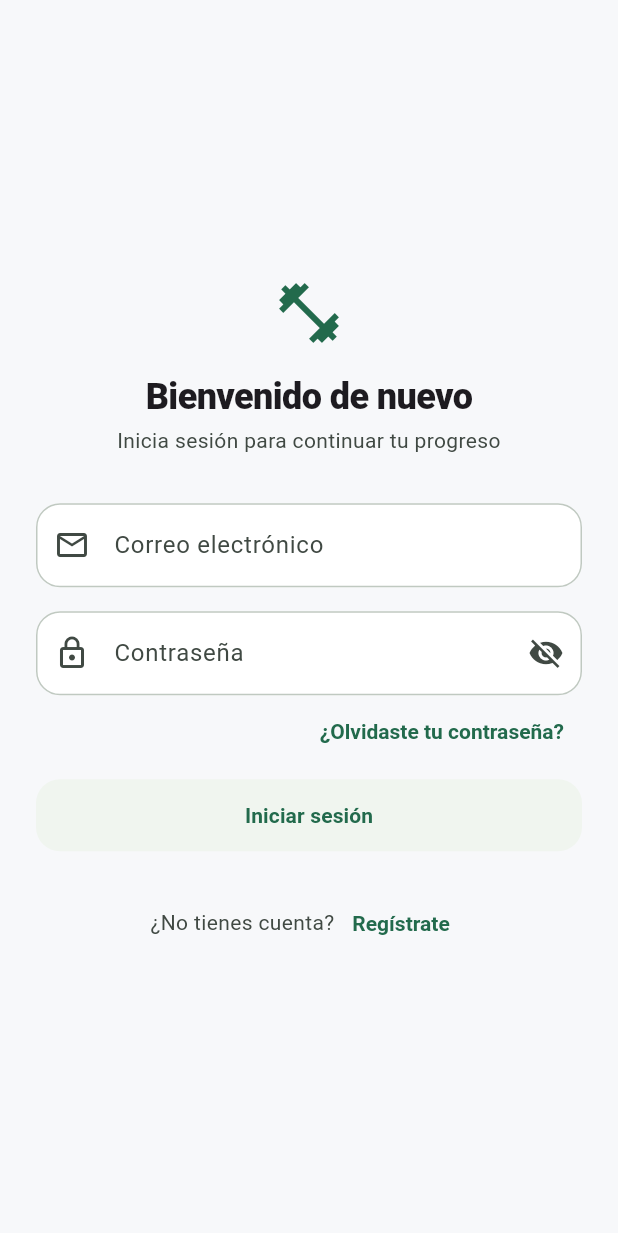
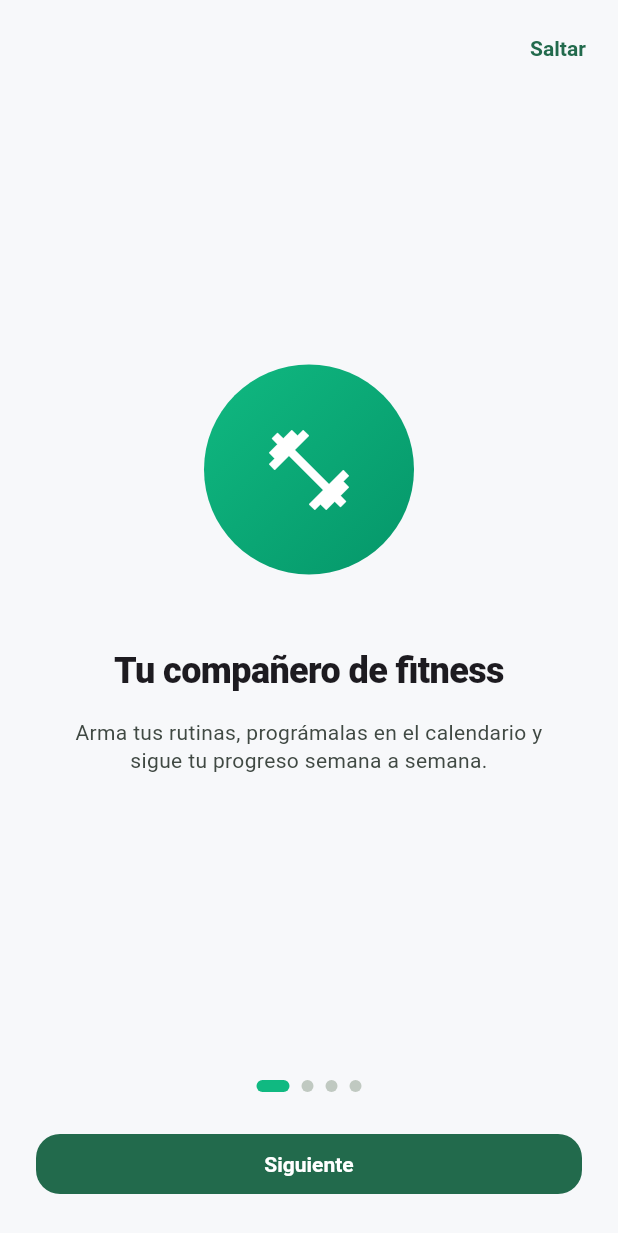
Before and after one commit to tomasvargas-afk/aplicacion, a Flutter app: the screen it shows after launch, on a phone screen of 412 x 824 dp. Shown: the top 1233 px of the screen. Run offline on Flutter 3.47's test engine with Material 3 defaults, Android fonts, the phone set to English and light mode, and no system bars; our stand-ins replace fl_chart, flutter_dotenv, flutter_local_notifications, flutter_riverpod, flutter_secure_storage, flutter_timezone and 13 more; missing offline and left inert: mobile_scanner; accounts and stored records are empty; generated files the repository leaves out were written again.

Commit message:
Agregar onboarding de primer uso
4 pantallas (entrenamiento, nutricion/IA, tracking diario, empecemos)
mostradas antes del login solo la primera vez que se abre la app,
persistido en SharedPreferences. El router redirige ahi automaticamente
mientras no se haya visto y no haya sesion activa.

Tambien agrega el bucket publico "legal" en Supabase (terminamos
usando GitHub Pages para la politica de privacidad en su lugar, ya
que Supabase Storage fuerza text/plain en archivos .html por
seguridad -- el bucket queda de todas formas por si sirve a futuro).

```diff
--- /dev/null
+++ b/lib/core/onboarding/onboarding_provider.dart
@@ -0,0 +1,29 @@
+import 'package:flutter_riverpod/flutter_riverpod.dart';
+import 'package:shared_preferences/shared_preferences.dart';
+
+const _onboardingSeenKey = 'onboarding_seen';
+
+/// Whether the user has already gone through the first-launch onboarding
+/// carousel — drives the redirect in `app_router.dart`.
+class OnboardingNotifier extends Notifier<bool> {
+  @override
+  bool build() {
+    _restore();
+    return false;
+  }
+
+  Future<void> _restore() async {
+    final prefs = await SharedPreferences.getInstance();
+    state = prefs.getBool(_onboardingSeenKey) ?? false;
+  }
+
+  Future<void> markSeen() async {
+    state = true;
+    final prefs = await SharedPreferences.getInstance();
+    await prefs.setBool(_onboardingSeenKey, true);
+  }
+}
+
+final onboardingSeenProvider = NotifierProvider<OnboardingNotifier, bool>(
+  OnboardingNotifier.new,
+);
--- a/lib/core/router/app_router.dart
+++ b/lib/core/router/app_router.dart
@@ -4,6 +4,7 @@ import 'package:go_router/go_router.dart';
 import '../../features/auth/presentation/providers/auth_provider.dart';
 import '../../features/auth/presentation/screens/forgot_password_screen.dart';
 import '../../features/auth/presentation/screens/login_screen.dart';
+import '../../features/auth/presentation/screens/onboarding_screen.dart';
 import '../../features/auth/presentation/screens/register_screen.dart';
 import '../../features/auth/presentation/screens/splash_screen.dart';
 import '../../features/body_tracking/presentation/screens/body_tracking_screen.dart';
@@ -17,6 +18,7 @@ import '../../features/sleep/presentation/screens/sleep_screen.dart';
 import '../../features/statistics/presentation/screens/statistics_screen.dart';
 import '../../features/water/presentation/screens/water_screen.dart';
 import '../../features/workouts/presentation/screens/workout_list_screen.dart';
+import '../onboarding/onboarding_provider.dart';
 import '../widgets/bottom_nav_scaffold.dart';
 import 'route_paths.dart';
 import 'router_refresh_stream.dart';
@@ -29,21 +31,36 @@ final goRouterProvider = Provider<GoRouter>((ref) {
     refreshListenable: RouterRefreshStream(authRepository.authStateChanges),
     redirect: (context, state) {
       final isLoggedIn = authRepository.currentUser != null;
+      final hasSeenOnboarding = ref.read(onboardingSeenProvider);
       final path = state.matchedLocation;
       final isAuthRoute = path == RoutePaths.login ||
           path == RoutePaths.register ||
           path == RoutePaths.forgotPassword;
+      final isOnboarding = path == RoutePaths.onboarding;
       final isSplash = path == RoutePaths.splash;
 
-      if (!isLoggedIn && !isAuthRoute) return RoutePaths.login;
-      if (isLoggedIn && (isAuthRoute || isSplash)) return RoutePaths.dashboard;
-      if (!isLoggedIn && isSplash) return RoutePaths.login;
+      if (isLoggedIn) {
+        if (isAuthRoute || isSplash || isOnboarding)
+          return RoutePaths.dashboard;
+        return null;
+      }
+
+      // Not logged in from here on.
+      if (!hasSeenOnboarding) {
+        return isOnboarding ? null : RoutePaths.onboarding;
+      }
+      if (isOnboarding || isSplash) return RoutePaths.login;
+      if (!isAuthRoute) return RoutePaths.login;
       return null;
     },
     routes: [
       GoRoute(
         path: RoutePaths.splash,
         builder: (context, state) => const SplashScreen(),
+      ),
+      GoRoute(
+        path: RoutePaths.onboarding,
+        builder: (context, state) => const OnboardingScreen(),
       ),
       GoRoute(
         path: RoutePaths.login,
--- a/lib/core/router/route_paths.dart
+++ b/lib/core/router/route_paths.dart
@@ -5,6 +5,7 @@ abstract class RoutePaths {
 
   // Auth
   static const splash = '/splash';
+  static const onboarding = '/onboarding';
   static const login = '/login';
   static const register = '/register';
   static const forgotPassword = '/forgot-password';
--- /dev/null
+++ b/lib/features/auth/presentation/screens/onboarding_screen.dart
@@ -0,0 +1,194 @@
+import 'package:flutter/material.dart';
+import 'package:flutter_riverpod/flutter_riverpod.dart';
+import 'package:go_router/go_router.dart';
+
+import '../../../../core/constants/app_colors.dart';
+import '../../../../core/constants/app_sizes.dart';
+import '../../../../core/onboarding/onboarding_provider.dart';
+import '../../../../core/router/route_paths.dart';
+
+class _OnboardingPage {
+  const _OnboardingPage({
+    required this.icon,
+    required this.title,
+    required this.description,
+  });
+
+  final IconData icon;
+  final String title;
+  final String description;
+}
+
+const _pages = [
+  _OnboardingPage(
+    icon: Icons.fitness_center,
+    title: 'Tu compañero de fitness',
+    description:
+        'Arma tus rutinas, prográmalas en el calendario y sigue tu progreso semana a semana.',
+  ),
+  _OnboardingPage(
+    icon: Icons.restaurant,
+    title: 'Come mejor, sin complicarte',
+    description:
+        'Registra tus comidas, escanea tu plato con una foto y deja que la IA estime las calorías por ti.',
+  ),
+  _OnboardingPage(
+    icon: Icons.water_drop,
+    title: 'Todo en un solo lugar',
+    description:
+        'Agua, sueño, pasos diarios y objetivos — sin andar saltando entre varias apps.',
+  ),
+  _OnboardingPage(
+    icon: Icons.flag,
+    title: 'Empecemos',
+    description: 'Crea tu cuenta y arma tu primer plan en un par de minutos.',
+  ),
+];
+
+class OnboardingScreen extends ConsumerStatefulWidget {
+  const OnboardingScreen({super.key});
+
+  @override
+  ConsumerState<OnboardingScreen> createState() => _OnboardingScreenState();
+}
+
+class _OnboardingScreenState extends ConsumerState<OnboardingScreen> {
+  final _pageController = PageController();
+  int _index = 0;
+
+  @override
+  void dispose() {
+    _pageController.dispose();
+    super.dispose();
+  }
+
+  Future<void> _finish() async {
+    await ref.read(onboardingSeenProvider.notifier).markSeen();
+    if (mounted) context.go(RoutePaths.login);
+  }
+
+  void _next() {
+    if (_index == _pages.length - 1) {
+      _finish();
+      return;
+    }
+    _pageController.nextPage(
+      duration: const Duration(milliseconds: 300),
+      curve: Curves.easeOutCubic,
+    );
+  }
+
+  @override
+  Widget build(BuildContext context) {
+    final isLast = _index == _pages.length - 1;
+
+    return Scaffold(
+      body: SafeArea(
+        child: Column(
+          children: [
+            Align(
+              alignment: Alignment.topRight,
+              child: Padding(
+                padding: const EdgeInsets.all(AppSizes.sm),
+                child: TextButton(
+                  onPressed: isLast ? null : _finish,
+                  child: Text(isLast ? '' : 'Saltar'),
+                ),
+              ),
+            ),
+            Expanded(
+              child: PageView.builder(
+                controller: _pageController,
+                itemCount: _pages.length,
+                onPageChanged: (i) => setState(() => _index = i),
+                itemBuilder: (context, i) =>
+                    _OnboardingPageView(page: _pages[i]),
+              ),
+            ),
+            Padding(
+              padding: const EdgeInsets.symmetric(vertical: AppSizes.lg),
+              child: Row(
+                mainAxisAlignment: MainAxisAlignment.center,
+                children: List.generate(
+                  _pages.length,
+                  (i) => AnimatedContainer(
+                    duration: const Duration(milliseconds: 200),
+                    margin: const EdgeInsets.symmetric(horizontal: 4),
+                    width: i == _index ? 22 : 8,
+                    height: 8,
+                    decoration: BoxDecoration(
+                      color: i == _index
+                          ? AppColors.seed
+                          : Theme.of(context).colorScheme.outlineVariant,
+                      borderRadius: BorderRadius.circular(AppSizes.radiusSm),
+                    ),
+                  ),
+                ),
+              ),
+            ),
+            Padding(
+              padding: const EdgeInsets.fromLTRB(
+                AppSizes.lg,
+                0,
+                AppSizes.lg,
+                AppSizes.lg,
+              ),
+              child: SizedBox(
+                width: double.infinity,
+                child: FilledButton(
+                  onPressed: _next,
+                  child: Text(isLast ? 'Crear cuenta' : 'Siguiente'),
+                ),
+              ),
+            ),
+          ],
+        ),
+      ),
+    );
+  }
+}
+
+class _OnboardingPageView extends StatelessWidget {
+  const _OnboardingPageView({required this.page});
+
+  final _OnboardingPage page;
+
+  @override
+  Widget build(BuildContext context) {
+    return Padding(
+      padding: const EdgeInsets.symmetric(horizontal: AppSizes.xl),
+      child: Column(
+        mainAxisAlignment: MainAxisAlignment.center,
+        children: [
+          Container(
+            width: 140,
+            height: 140,
+            decoration: const BoxDecoration(
+              gradient: LinearGradient(
+                begin: Alignment.topLeft,
+                end: Alignment.bottomRight,
+                colors: [AppColors.seed, AppColors.seedDeep],
+              ),
+              shape: BoxShape.circle,
+            ),
+            child: Icon(page.icon, size: 64, color: Colors.white),
+          ),
+          const SizedBox(height: AppSizes.xxl),
+          Text(
+            page.title,
+            textAlign: TextAlign.center,
+            style: Theme.of(context).textTheme.headlineSmall?.copyWith(
+                  fontWeight: FontWeight.w800,
+                ),
+          ),
+          const SizedBox(height: AppSizes.md),
+          Text(
+            page.description,
+            textAlign: TextAlign.center,
+            style: Theme.of(context).textTheme.bodyMedium,
+          ),
+        ],
+      ),
+    );
+  }
+}
```
Also changed, not shown: 1 other file.
